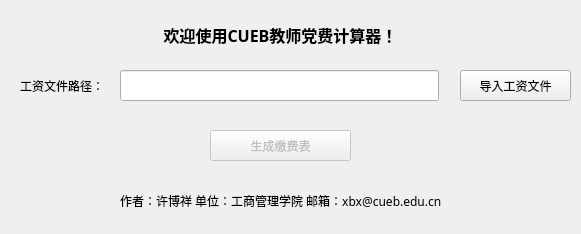
This is party_dues_gui_hd.ui in xbxstukov/cuebpartydues as Qt 5 draws it before an edit. The edited form follows.
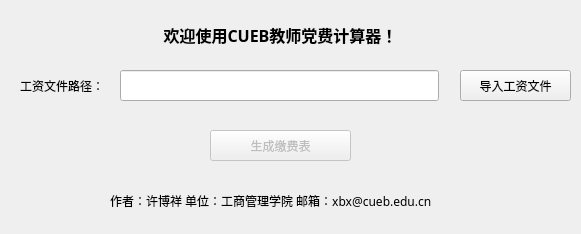
This is the edited form. Icons and pictures are not drawn.

The edit to the form file:
```diff
--- a/party_dues_gui_hd.ui
+++ b/party_dues_gui_hd.ui
@@ -54,7 +54,7 @@
    <widget class="QLabel" name="aboutLabel">
     <property name="geometry">
      <rect>
-      <x>120</x>
+      <x>110</x>
       <y>180</y>
       <width>361</width>
       <height>41</height>
@@ -66,7 +66,7 @@
      </font>
     </property>
     <property name="text">
-     <string>作者：许博祥 单位：工商管理学院 邮箱：xbx@cueb.edu.cn</string>
+     <string>作者：许博祥 单位：工商管理学院 邮箱：xbx@cueb.edu.cn </string>
     </property>
    </widget>
    <widget class="QLineEdit" name="lineEdit">
```
